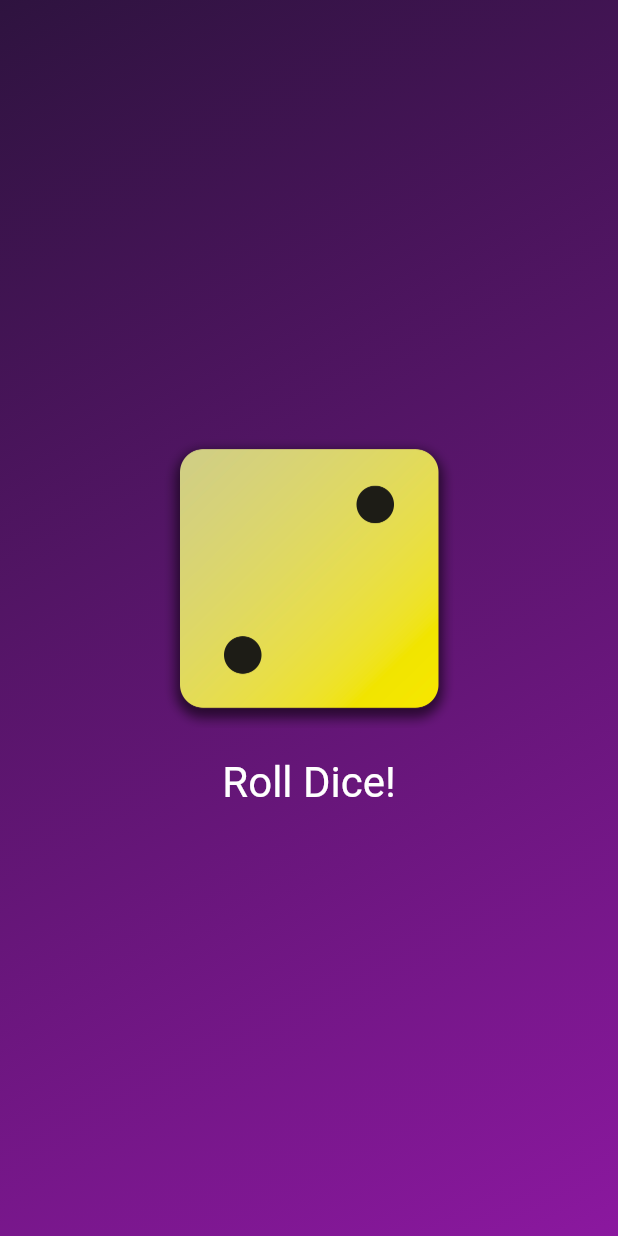
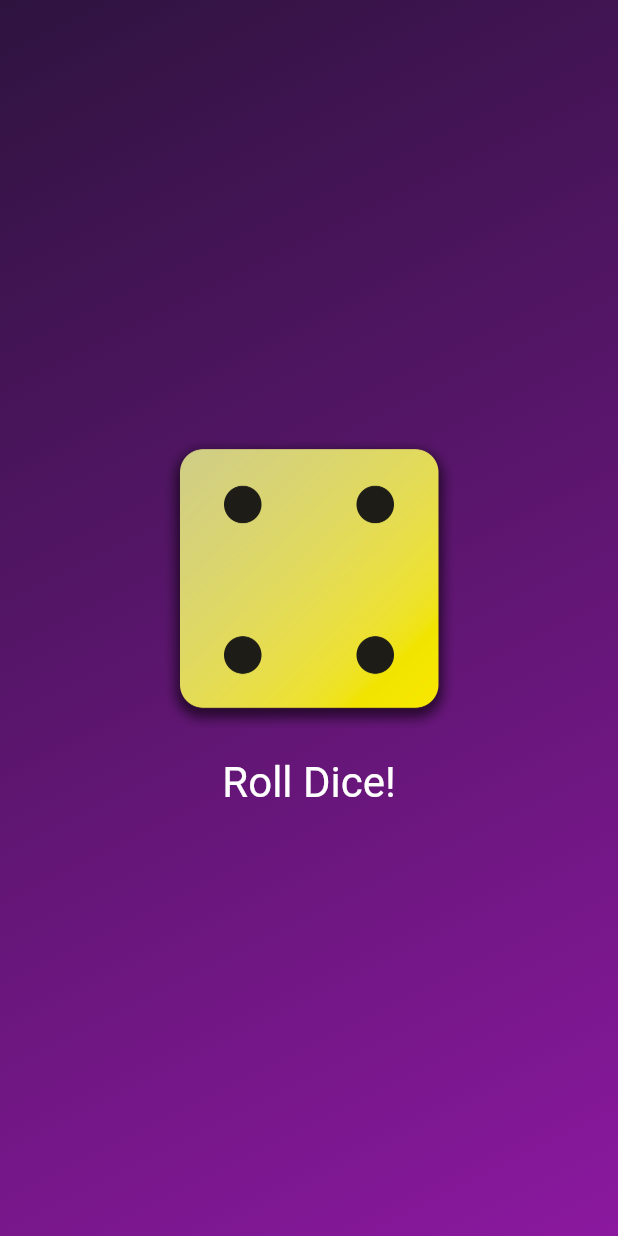
Before and after one commit to listyantidewi1/dice-roll-flutter, a Flutter app: the screen it shows after launch, after a tap on "Roll Dice!", on a phone screen of 412 x 824 dp. Run offline on Flutter 3.47's test engine with Material 3 defaults, Android fonts, the phone set to English and light mode, and no system bars.

Commit message:
created stateful widget to change dice image on clik

```diff
--- /dev/null
+++ b/lib/dice_roller.dart
@@ -0,0 +1,44 @@
+import 'package:flutter/material.dart';
+
+class DiceRoller extends StatefulWidget {
+  const DiceRoller({super.key});
+
+  @override
+  State<DiceRoller> createState() {
+    return _DiceRollerState();
+  }
+}
+
+class _DiceRollerState extends State<DiceRoller> {
+  var activeDiceImage = 'assets/images/dice-2.png';
+
+  void rollDice() {
+    setState(() {
+      activeDiceImage = 'assets/images/dice-4.png';
+    });
+  }
+
+  @override
+  build(context) {
+    return Column(
+      mainAxisSize: MainAxisSize.min,
+      children: [
+        Image.asset(
+          activeDiceImage,
+          width: 200,
+        ),
+        TextButton(
+          onPressed: rollDice,
+          style: TextButton.styleFrom(
+            padding: const EdgeInsets.only(
+              top: 20,
+            ),
+            foregroundColor: Colors.white,
+            textStyle: TextStyle(fontSize: 28),
+          ),
+          child: const Text('Roll Dice!'),
+        )
+      ],
+    );
+  }
+}
--- a/lib/gradient_container.dart
+++ b/lib/gradient_container.dart
@@ -1,19 +1,14 @@
 import 'package:flutter/material.dart';
+import 'package:roll_dice_teach/dice_roller.dart';
 
 const startAlignment = Alignment.topLeft;
 const endAlignment = Alignment.bottomRight;
 
 class GradientContainer extends StatelessWidget {
-  GradientContainer(this.color1, this.color2, {super.key});
+  const GradientContainer(this.color1, this.color2, {super.key});
 
   final Color color1;
   final Color color2;
-
-  var activeDiceImage = 'assets/images/dice-2.png';
-
-  void rollDice() {
-    activeDiceImage = 'assets/images/dice-4.png';
-  }
 
   @override
   Widget build(context) {
@@ -26,26 +21,7 @@
         ),
       ),
       child: Center(
-        child: Column(
-          mainAxisSize: MainAxisSize.min,
-          children: [
-            Image.asset(
-              activeDiceImage,
-              width: 200,
-            ),
-            TextButton(
-              onPressed: rollDice,
-              style: TextButton.styleFrom(
-                padding: const EdgeInsets.only(
-                  top: 20,
-                ),
-                foregroundColor: Colors.white,
-                textStyle: TextStyle(fontSize: 28),
-              ),
-              child: const Text('Roll Dice!'),
-            )
-          ],
-        ),
+        child: DiceRoller(),
       ),
     );
   }
--- a/lib/main.dart
+++ b/lib/main.dart
@@ -3,7 +3,7 @@
 
 void main() {
   runApp(
-    MaterialApp(
+    const MaterialApp(
       home: Scaffold(
         body: GradientContainer(
             Color.fromARGB(255, 46, 19, 63), Color.fromARGB(255, 139, 24, 159)),
```
